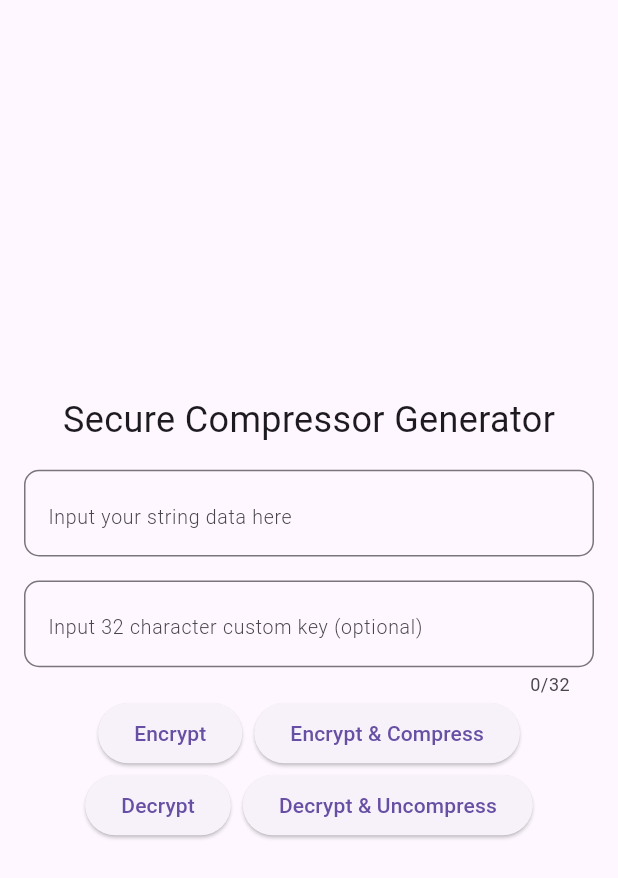
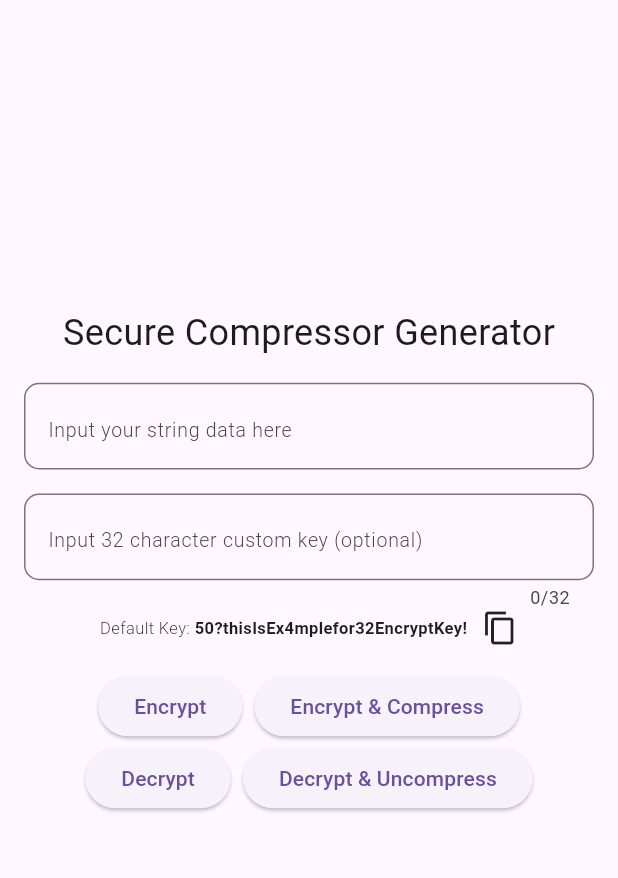
Before and after one commit to anonimeact/secure-compressor, a Flutter app: the screen it shows after launch, after a tap on "Encrypt", on a phone screen of 412 x 824 dp. Shown: the top 878 px of the screen. Run offline on Flutter 3.47's test engine with Material 3 defaults, Android fonts, the phone set to English and light mode, and no system bars; drawn by our look-alikes of google_mobile_ads; our stand-ins replace share_plus; missing offline and left inert: encrypt; network calls fail.

Commit message:
Show default key and add copy function on that

```diff
--- a/example/lib/main.dart
+++ b/example/lib/main.dart
@@ -1,7 +1,10 @@
 import 'package:example/secure_compression_example.dart';
 import 'package:flutter/material.dart';
+import 'package:google_mobile_ads/google_mobile_ads.dart';
 
 void main() {
+  WidgetsFlutterBinding.ensureInitialized();
+  MobileAds.instance.initialize();
   runApp(const MyApp());
 }
 
--- a/example/lib/secure_compression_example.dart
+++ b/example/lib/secure_compression_example.dart
@@ -1,5 +1,6 @@
 import 'package:flutter/material.dart';
 import 'package:flutter/services.dart';
+import 'package:google_mobile_ads/google_mobile_ads.dart';
 import 'package:secure_compressor/secure_compressor.dart';
 
 class SecureCompressionExample extends StatefulWidget {
@@ -12,8 +13,16 @@ class SecureCompressionExample extends StatefulWidget {
 class _SecureCompressionExampleState extends State<SecureCompressionExample> {
 
   var dataResult = "";
+  String? errorKeyString;
+  final defaultKey = "50?thisIsEx4mplefor32EncryptKey!";
   final inputController = TextEditingController();
   final keyController = TextEditingController();
+
+  @override
+  void initState() {
+    super.initState();
+    loadAd();
+  }
 
   @override
   Widget build(BuildContext context) {
@@ -53,10 +62,24 @@ class _SecureCompressionExampleState extends State<SecureCompressionExample> {
                     border: OutlineInputBorder(borderRadius: BorderRadius.circular(10)),
                     suffix: InkWell(
                       onTap: () => keyController.text = "",
-                      child: const Icon(Icons.close, color: Colors.black, size: 20))
+                      child: const Icon(Icons.close, color: Colors.black, size: 20)),
+                      errorText: errorKeyString
                     ),
               ),
-
+              Row(mainAxisSize: MainAxisSize.min, children: [
+                const Text("Default Key:", style: TextStyle(fontSize: 11, fontWeight: FontWeight.w300)),
+                Padding(
+                  padding: const EdgeInsets.only(left: 3, right: 10),
+                  child: Text(defaultKey, style: const TextStyle(fontSize: 11, fontWeight: FontWeight.w700)),
+                ),
+                InkWell(
+                  onTap: () {
+                    Clipboard.setData(ClipboardData(text: defaultKey));
+                    ScaffoldMessenger.of(context).showSnackBar(const SnackBar(content: Text("Copied!")));
+                  },
+                  child: const Icon(Icons.copy_outlined))
+              ]),
+              const SizedBox(height: 16),
               /** Button action widget */
               buttonActionWidget(),
 
@@ -64,7 +87,7 @@ class _SecureCompressionExampleState extends State<SecureCompressionExample> {
               Visibility(
                   visible: dataResult.isNotEmpty,
                   child: Container(
-                    margin: const EdgeInsets.symmetric(vertical: 16),
+                    margin: const EdgeInsets.only(top: 16),
                     width: double.infinity,
                     decoration: BoxDecoration(
                         borderRadius: BorderRadius.circular(8),
@@ -97,7 +120,15 @@ class _SecureCompressionExampleState extends State<SecureCompressionExample> {
                         )
                       ],
                     ),
-                  ))
+                  )),
+              _bannerAd != null
+                ? Container(
+                    margin: const EdgeInsets.only(top: 16),
+                    width: _bannerAd!.size.width.toDouble(),
+                    height: _bannerAd!.size.height.toDouble(),
+                    child: AdWidget(ad: _bannerAd!),
+                  )
+                : Container()
             ],
           ),
         ),
@@ -114,7 +145,9 @@ class _SecureCompressionExampleState extends State<SecureCompressionExample> {
               onPressed: () {
                 final originData = inputController.text;
                 setState(() {
-                  dataResult = SecureCompressor.encrypt(originData, encryptionKey);
+                  if (isKeyStringValid()) {
+                    dataResult = SecureCompressor.encrypt(originData, encryptionKey);
+                  }
                   hideSoftKeyboard();
                 });
               },
@@ -124,7 +157,9 @@ class _SecureCompressionExampleState extends State<SecureCompressionExample> {
               onPressed: () {
                 final originData = inputController.text;
                 setState(() {
-                  dataResult = SecureCompressor.compressAndEncrypt(originData, encryptionKey);
+                  if (isKeyStringValid()) {
+                    dataResult = SecureCompressor.compressAndEncrypt(originData, encryptionKey);
+                  }
                   hideSoftKeyboard();
                 });
               },
@@ -138,7 +173,9 @@ class _SecureCompressionExampleState extends State<SecureCompressionExample> {
               onPressed: () {
                 final originData = inputController.text;
                 setState(() {
-                  dataResult = SecureCompressor.decrypt(originData, encryptionKey);
+                  if (isKeyStringValid()) {
+                    dataResult = SecureCompressor.decrypt(originData, encryptionKey);
+                  }
                   hideSoftKeyboard();
                 });
               },
@@ -148,7 +185,9 @@ class _SecureCompressionExampleState extends State<SecureCompressionExample> {
               onPressed: () {
                 final originData = inputController.text;
                 setState(() {
-                  dataResult = SecureCompressor.uncompressAndDecrypt(originData, encryptionKey);
+                  if (isKeyStringValid()) {
+                    dataResult = SecureCompressor.uncompressAndDecrypt(originData, encryptionKey);
+                  }
                   hideSoftKeyboard();
                 });
               },
@@ -158,15 +197,49 @@ class _SecureCompressionExampleState extends State<SecureCompressionExample> {
     ]);
   }
 
+  bool isKeyStringValid() {
+    final key = keyController.text;
+    final isValid = key.isEmpty
+        ? true
+        : key.length == 32
+            ? true
+            : false;
+    errorKeyString = isValid ? null : "Custom key must be 32 character" ;
+    if (!isValid) {
+      dataResult = "";
+    }
+    return isValid;
+  }
+
   void hideSoftKeyboard() {
     FocusManager.instance.primaryFocus?.unfocus();
   }
 
   void copyData() {
     Clipboard.setData(ClipboardData(text: dataResult));
+    ScaffoldMessenger.of(context).showSnackBar(const SnackBar(content: Text("Copied!")));
   }
 
   void shareData() {
     SecureCompressor.shareFile("sc_result${DateTime.now().millisecondsSinceEpoch}.txt", dataResult);
   }
+
+  BannerAd? _bannerAd;
+  void loadAd() {
+    _bannerAd = BannerAd(
+      adUnitId: 'ca-app-pub-2785838023943615/8094872898',
+      request: const AdRequest(),
+      size: AdSize.fullBanner,
+      listener: BannerAdListener(
+        onAdLoaded: (ad) {
+          debugPrint('$ad loaded.');
+        },
+
+        onAdFailedToLoad: (ad, err) {
+          debugPrint('BannerAd failed to load: $err');
+          ad.dispose();
+        },
+      ),
+    )..load();
+  }
 }
```
Also changed, not shown: example/pubspec.yaml (+4 -18 lines), 31 other files.
